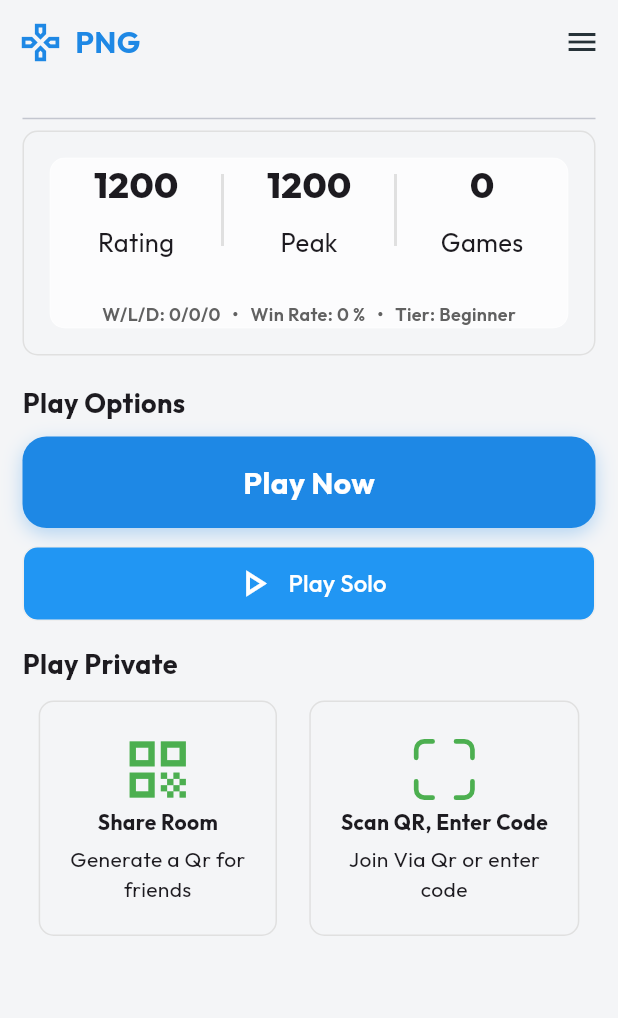
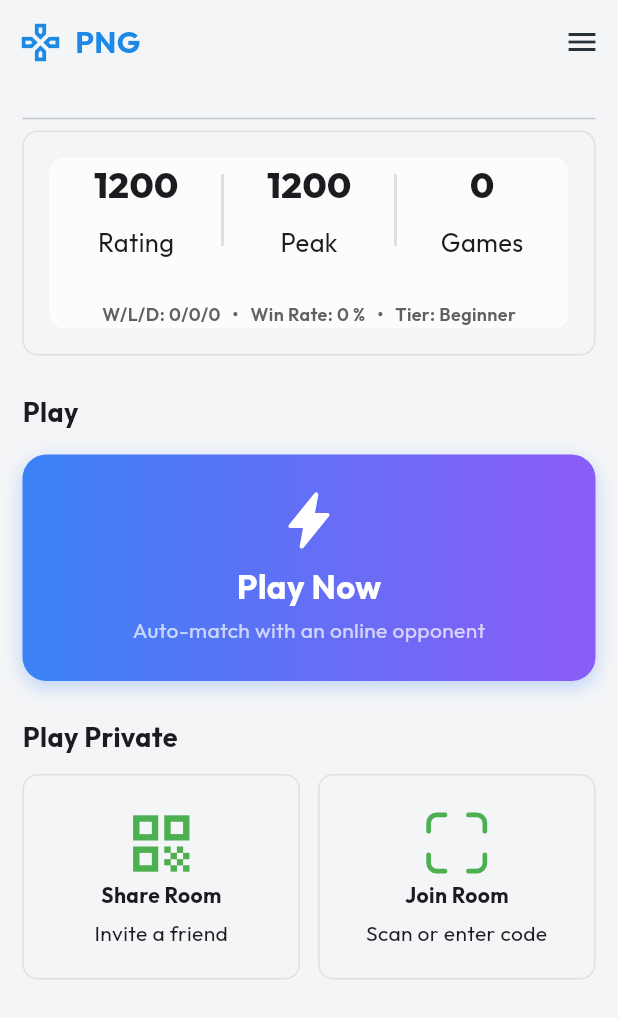
Before and after one commit to oriemiobang/png_game, a Flutter app: the HomePage screen opened by its route, on a phone screen of 412 x 824 dp. Shown: the top 1018 px of the screen. Run offline on Flutter 3.47's test engine with Material 3 defaults, Android fonts, the phone set to English and light mode, and no system bars; our stand-ins replace audioplayers, firebase_core, firebase_messaging, flutter_secure_storage, flutter_spinkit, flutter_svg and 9 more; missing offline and left inert: qr_code_scanner_plus; accounts and stored records are empty; network calls fail.

Commit message:
feat: implement home dashboard, game screen architecture, and result page with rating change animation

```diff
--- a/frontend/lib/features/home/home_page.dart
+++ b/frontend/lib/features/home/home_page.dart
@@ -62,11 +62,9 @@ class _HomePageState extends State<HomePage> {
           children: [
             const Divider(),
             _buildStatsCard(stats),
-            const SizedBox(height: 18),
-            _buildPlayOptionsSection(socketService),
-            const SizedBox(height: 15),
-            _buildPlayWithFriendSection(socketService),
-            const SizedBox(height: 20),
+            const SizedBox(height: 24),
+            _buildPlayOptions(socketService),
+            const SizedBox(height: 24),
             _buildGameHistories(stats),
           ],
         ),
@@ -287,125 +285,84 @@ class _HomePageState extends State<HomePage> {
     );
   }
 
-  Widget _buildPlayOptionsSection(SocketService socketService) {
+  Widget _buildPlayOptions(SocketService socketService) {
     return Column(
       crossAxisAlignment: CrossAxisAlignment.start,
       children: [
         const Text(
-          'Play Options',
+          'Play',
           style: TextStyle(fontSize: 18, fontWeight: FontWeight.bold),
         ),
-        const SizedBox(height: 10),
+        const SizedBox(height: 16),
         // ── Primary: auto-matchmaking ──────────────────────────────────────
-        Container(
+        GestureDetector(
+          onTap: () => context.push('/find_match'),
+          child: Container(
             width: double.infinity,
+            padding: const EdgeInsets.symmetric(vertical: 24),
             decoration: BoxDecoration(
-            borderRadius: BorderRadius.circular(12),
               gradient: const LinearGradient(
                 colors: [Color(0xFF3B82F6), Color(0xFF8B5CF6)],
                 begin: Alignment.centerLeft,
                 end: Alignment.centerRight,
               ),
+              borderRadius: BorderRadius.circular(16),
               boxShadow: [
                 BoxShadow(
                   color: const Color(0xFF3B82F6).withValues(alpha: 0.3),
-                blurRadius: 16,
-              ),
-            ],
-          ),
-        ),
-        GestureDetector(
-          onTap: () => context.push('/find_match'),
-          child: Container(
-            width: double.infinity,
-            padding: const EdgeInsets.symmetric(vertical: 16),
-            decoration: BoxDecoration(
-              color: Theme.of(context).colorScheme.primary,
-              borderRadius: BorderRadius.circular(16),
-              boxShadow: [
-                BoxShadow(
-                  color: Theme.of(context).colorScheme.primary.withOpacity(0.3),
                   blurRadius: 10,
                   offset: const Offset(0, 4),
                 ),
               ],
             ),
-            child: const Center(
-              child: Text(
+            child: const Column(
+              children: [
+                Icon(Ionicons.flash, size: 40, color: Colors.white),
+                SizedBox(height: 8),
+                Text(
                   'Play Now',
                   style: TextStyle(
-                  fontSize: 20,
+                    fontSize: 22,
                     fontWeight: FontWeight.bold,
                     color: Colors.white,
                   ),
                 ),
+                SizedBox(height: 4),
+                Text(
+                  'Auto-match with an online opponent',
+                  style: TextStyle(
+                    fontSize: 14,
+                    color: Colors.white70,
                   ),
-          ),
-        ),
-        const SizedBox(height: 12),
-        // ── Secondary: solo ────────────────────────────────────────────────
-        _buildPlayButton(
-          icon: Icons.play_arrow_outlined,
-          text: 'Play Solo',
-          onPressed: () => context.push('/play_solo'),
-        ),
-      ],
-    );
-  }
-
-  Widget _buildPlayButton({
-    required IconData icon,
-    required String text,
-    required VoidCallback onPressed,
-  }) {
-    return Container(
-      decoration: BoxDecoration(
-        borderRadius: BorderRadius.circular(10),
-        color: Colors.blue,
-        border: Border.all(color: Colors.grey.shade200),
-      ),
-      child: Center(
-        child: TextButton(
-          onPressed: onPressed,
-          child: Row(
-            mainAxisAlignment: MainAxisAlignment.center,
-            children: [
-              Icon(icon, size: 30, color: Colors.white),
-              const SizedBox(width: 8),
-              Text(
-                text,
-                style: const TextStyle(color: Colors.white, fontSize: 16),
                 ),
               ],
             ),
           ),
         ),
-    );
-  }
-
-  Widget _buildPlayWithFriendSection(SocketService socketService) {
-    return Column(
-      crossAxisAlignment: CrossAxisAlignment.start,
-      children: [
+        const SizedBox(height: 24),
         const Text(
           'Play Private',
           style: TextStyle(fontSize: 18, fontWeight: FontWeight.bold),
         ),
         const SizedBox(height: 12),
         Row(
-          mainAxisAlignment: MainAxisAlignment.spaceAround,
           children: [
-            _buildFriendOption(
+            Expanded(
+              child: _buildFriendOption(
                 icon: Icons.qr_code,
                 title: 'Share Room',
-              description: 'Generate a Qr for\nfriends',
-              onTap: () => _createAndShareRoom(socketService),
+                description: 'Invite a friend',
+                onTap: () => context.push('/create_game'),
               ),
-            _buildFriendOption(
+            ),
+            const SizedBox(width: 12),
+            Expanded(
+              child: _buildFriendOption(
                 icon: Ionicons.scan_outline,
-              title: 'Scan QR, Enter Code',
-              description: 'Join Via Qr or enter\ncode',
+                title: 'Join Room',
+                description: 'Scan or enter code',
                 onTap: () => context.push('/join_game'),
+              ),
             ),
           ],
         ),
@@ -441,9 +398,6 @@ class _HomePageState extends State<HomePage> {
     );
   }
 
-  void _createAndShareRoom(SocketService socketService) {
-    context.push('/create_game');
-  }
 
   Widget _buildGameHistories(Map<String, dynamic> stats) {
     final historyList = stats['matchHistory'] as List<dynamic>? ?? [];
```
Also changed, not shown: frontend/lib/screens/game_result_page.dart (+73 -0 lines), frontend/lib/screens/play_board.dart (+7 -0 lines), 1 other file. Lines whose indentation alone changed are shown as unchanged.
